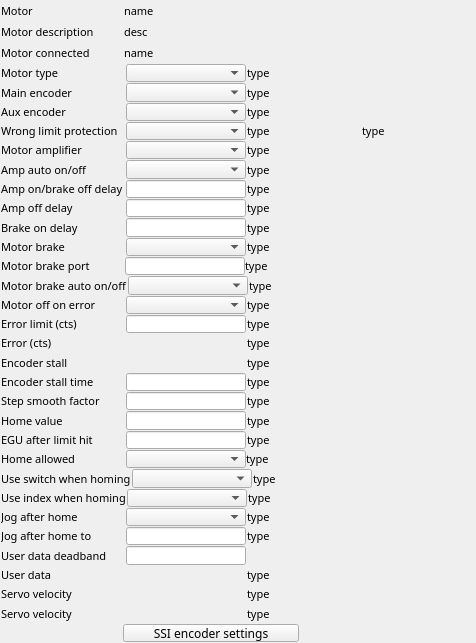
ISISComputingGroup/EPICS-galil, file GalilSup/op/ui/galil_motor_extras.ui: the form before one commit.
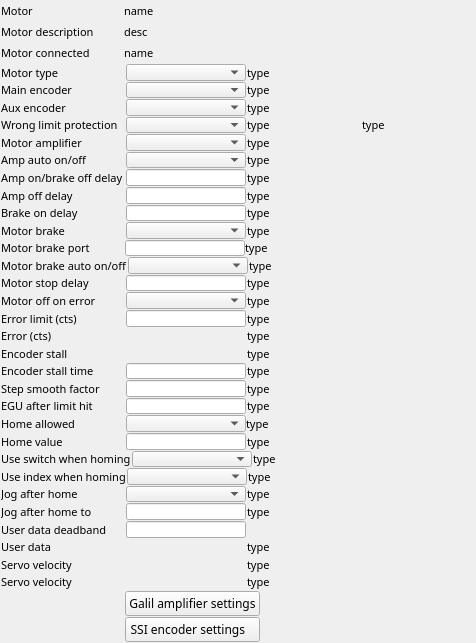
The form after the commit. Custom widgets are drawn as their Qt base class.

```diff
--- a/GalilSup/op/ui/galil_motor_extras.ui
+++ b/GalilSup/op/ui/galil_motor_extras.ui
@@ -19,7 +19,7 @@
   <property name="windowTitle">
    <string>EFrame</string>
   </property>
-  <layout class="QVBoxLayout" name="verticalLayout" stretch="1,1,1,1,1,1,1,1,1,1,1,1,1,1,1,1,1,1,1,1,1,1,1,1,1,1,1,1,1,1,1,1,1">
+  <layout class="QVBoxLayout" name="verticalLayout" stretch="2,2,2,2,2,2,2,2,2,2,2,2,2,2,2,2,2,2,2,2,2,2,2,2,2,2,2,2,2,2,2,2,2,3,3">
    <property name="spacing">
     <number>1</number>
    </property>
@@ -1321,6 +1321,94 @@
      </item>
     </layout>
    </item>
+   <item>
+    <layout class="QHBoxLayout" name="horizontalLayout_35">
+     <property name="spacing">
+      <number>1</number>
+     </property>
+     <item>
+      <widget class="QLabel" name="label_36">
+       <property name="sizePolicy">
+        <sizepolicy hsizetype="Fixed" vsizetype="Preferred">
+         <horstretch>0</horstretch>
+         <verstretch>0</verstretch>
+        </sizepolicy>
+       </property>
+       <property name="minimumSize">
+        <size>
+         <width>124</width>
+         <height>0</height>
+        </size>
+       </property>
+       <property name="font">
+        <font>
+         <family>Abyssinica SIL</family>
+         <pointsize>8</pointsize>
+        </font>
+       </property>
+       <property name="text">
+        <string>Motor stop delay</string>
+       </property>
+      </widget>
+     </item>
+     <item>
+      <widget class="QELineEdit" name="qelineedit_14">
+       <property name="sizePolicy">
+        <sizepolicy hsizetype="Fixed" vsizetype="Preferred">
+         <horstretch>0</horstretch>
+         <verstretch>0</verstretch>
+        </sizepolicy>
+       </property>
+       <property name="minimumSize">
+        <size>
+         <width>120</width>
+         <height>1</height>
+        </size>
+       </property>
+       <property name="font">
+        <font>
+         <family>Abyssinica SIL</family>
+         <pointsize>8</pointsize>
+        </font>
+       </property>
+       <property name="variable" stdset="0">
+        <string>$(DMC)$(M)_STOPDELAY_SP</string>
+       </property>
+       <property name="addUnits">
+        <bool>true</bool>
+       </property>
+      </widget>
+     </item>
+     <item>
+      <widget class="QELabel" name="qelabel_36">
+       <property name="sizePolicy">
+        <sizepolicy hsizetype="Preferred" vsizetype="Preferred">
+         <horstretch>0</horstretch>
+         <verstretch>0</verstretch>
+        </sizepolicy>
+       </property>
+       <property name="font">
+        <font>
+         <family>Abyssinica SIL</family>
+         <pointsize>8</pointsize>
+        </font>
+       </property>
+       <property name="layoutDirection">
+        <enum>Qt::LeftToRight</enum>
+       </property>
+       <property name="alignment">
+        <set>Qt::AlignLeading|Qt::AlignLeft|Qt::AlignVCenter</set>
+       </property>
+       <property name="variable" stdset="0">
+        <string>$(DMC)$(M)_STOPDELAY_MON</string>
+       </property>
+       <property name="text">
+        <string>type</string>
+       </property>
+      </widget>
+     </item>
+    </layout>
+   </item>
    <item>
     <layout class="QHBoxLayout" name="horizontalLayout_7">
      <property name="spacing">
@@ -1796,94 +1884,6 @@
      </item>
     </layout>
    </item>
-   <item>
-    <layout class="QHBoxLayout" name="horizontalLayout_30">
-     <property name="spacing">
-      <number>1</number>
-     </property>
-     <item>
-      <widget class="QLabel" name="label_32">
-       <property name="sizePolicy">
-        <sizepolicy hsizetype="Fixed" vsizetype="Preferred">
-         <horstretch>0</horstretch>
-         <verstretch>0</verstretch>
-        </sizepolicy>
-       </property>
-       <property name="minimumSize">
-        <size>
-         <width>124</width>
-         <height>0</height>
-        </size>
-       </property>
-       <property name="font">
-        <font>
-         <family>Abyssinica SIL</family>
-         <pointsize>8</pointsize>
-        </font>
-       </property>
-       <property name="text">
-        <string>Home value</string>
-       </property>
-      </widget>
-     </item>
-     <item>
-      <widget class="QELineEdit" name="qelineedit_13">
-       <property name="sizePolicy">
-        <sizepolicy hsizetype="Fixed" vsizetype="Preferred">
-         <horstretch>0</horstretch>
-         <verstretch>0</verstretch>
-        </sizepolicy>
-       </property>
-       <property name="minimumSize">
-        <size>
-         <width>120</width>
-         <height>1</height>
-        </size>
-       </property>
-       <property name="font">
-        <font>
-         <family>Abyssinica SIL</family>
-         <pointsize>8</pointsize>
-        </font>
-       </property>
-       <property name="variable" stdset="0">
-        <string>$(DMC)$(M)_HOMEVAL_SP</string>
-       </property>
-       <property name="addUnits">
-        <bool>true</bool>
-       </property>
-      </widget>
-     </item>
-     <item>
-      <widget class="QELabel" name="qelabel_32">
-       <property name="sizePolicy">
-        <sizepolicy hsizetype="Minimum" vsizetype="Preferred">
-         <horstretch>0</horstretch>
-         <verstretch>0</verstretch>
-        </sizepolicy>
-       </property>
-       <property name="font">
-        <font>
-         <family>Abyssinica SIL</family>
-         <pointsize>8</pointsize>
-        </font>
-       </property>
-       <property name="layoutDirection">
-        <enum>Qt::LeftToRight</enum>
-       </property>
-       <property name="alignment">
-        <set>Qt::AlignLeading|Qt::AlignLeft|Qt::AlignVCenter</set>
-       </property>
-       <property name="variable" stdset="0">
-        <string>$(DMC)$(M)_HOMEVAL_MON</string>
-       </property>
-       <property name="text">
-        <string>type</string>
-       </property>
-      </widget>
-     </item>
-    </layout>
-   </item>
    <item>
     <layout class="QHBoxLayout" name="horizontalLayout_23" stretch="1,1,1">
      <property name="spacing">
@@ -2057,6 +2057,94 @@
      </item>
     </layout>
    </item>
+   <item>
+    <layout class="QHBoxLayout" name="horizontalLayout_30">
+     <property name="spacing">
+      <number>1</number>
+     </property>
+     <item>
+      <widget class="QLabel" name="label_32">
+       <property name="sizePolicy">
+        <sizepolicy hsizetype="Fixed" vsizetype="Preferred">
+         <horstretch>0</horstretch>
+         <verstretch>0</verstretch>
+        </sizepolicy>
+       </property>
+       <property name="minimumSize">
+        <size>
+         <width>124</width>
+         <height>0</height>
+        </size>
+       </property>
+       <property name="font">
+        <font>
+         <family>Abyssinica SIL</family>
+         <pointsize>8</pointsize>
+        </font>
+       </property>
+       <property name="text">
+        <string>Home value</string>
+       </property>
+      </widget>
+     </item>
+     <item>
+      <widget class="QELineEdit" name="qelineedit_13">
+       <property name="sizePolicy">
+        <sizepolicy hsizetype="Fixed" vsizetype="Preferred">
+         <horstretch>0</horstretch>
+         <verstretch>0</verstretch>
+        </sizepolicy>
+       </property>
+       <property name="minimumSize">
+        <size>
+         <width>120</width>
+         <height>1</height>
+        </size>
+       </property>
+       <property name="font">
+        <font>
+         <family>Abyssinica SIL</family>
+         <pointsize>8</pointsize>
+        </font>
+       </property>
+       <property name="variable" stdset="0">
+        <string>$(DMC)$(M)_HOMEVAL_SP</string>
+       </property>
+       <property name="addUnits">
+        <bool>true</bool>
+       </property>
+      </widget>
+     </item>
+     <item>
+      <widget class="QELabel" name="qelabel_32">
+       <property name="sizePolicy">
+        <sizepolicy hsizetype="Minimum" vsizetype="Preferred">
+         <horstretch>0</horstretch>
+         <verstretch>0</verstretch>
+        </sizepolicy>
+       </property>
+       <property name="font">
+        <font>
+         <family>Abyssinica SIL</family>
+         <pointsize>8</pointsize>
+        </font>
+       </property>
+       <property name="layoutDirection">
+        <enum>Qt::LeftToRight</enum>
+       </property>
+       <property name="alignment">
+        <set>Qt::AlignLeading|Qt::AlignLeft|Qt::AlignVCenter</set>
+       </property>
+       <property name="variable" stdset="0">
+        <string>$(DMC)$(M)_HOMEVAL_MON</string>
+       </property>
+       <property name="text">
+        <string>type</string>
+       </property>
+      </widget>
+     </item>
+    </layout>
+   </item>
    <item>
     <layout class="QHBoxLayout" name="horizontalLayout_32">
      <property name="spacing">
@@ -2653,6 +2741,88 @@
      </item>
     </layout>
    </item>
+   <item>
+    <layout class="QHBoxLayout" name="horizontalLayout_36" stretch="0,0,0">
+     <property name="spacing">
+      <number>1</number>
+     </property>
+     <item>
+      <spacer name="horizontalSpacer_7">
+       <property name="orientation">
+        <enum>Qt::Horizontal</enum>
+       </property>
+       <property name="sizeType">
+        <enum>QSizePolicy::Fixed</enum>
+       </property>
+       <property name="sizeHint" stdset="0">
+        <size>
+         <width>124</width>
+         <height>5</height>
+        </size>
+       </property>
+      </spacer>
+     </item>
+     <item>
+      <widget class="QEPushButton" name="qepushbutton_8">
+       <property name="sizePolicy">
+        <sizepolicy hsizetype="Fixed" vsizetype="Preferred">
+         <horstretch>0</horstretch>
+         <verstretch>0</verstretch>
+        </sizepolicy>
+       </property>
+       <property name="minimumSize">
+        <size>
+         <width>0</width>
+         <height>1</height>
+        </size>
+       </property>
+       <property name="maximumSize">
+        <size>
+         <width>16777215</width>
+         <height>16777215</height>
+        </size>
+       </property>
+       <property name="font">
+        <font>
+         <family>Abyssinica SIL</family>
+         <pointsize>9</pointsize>
+        </font>
+       </property>
+       <property name="text">
+        <string>Galil amplifier settings</string>
+       </property>
+       <property name="variableAsToolTip">
+        <bool>false</bool>
+       </property>
+       <property name="guiFile" stdset="0">
+        <string>galil_motors_amp.ui</string>
+       </property>
+       <property name="creationOption" stdset="0">
+        <enum>QEPushButton::NewWindow</enum>
+       </property>
+       <property name="prioritySubstitutions">
+        <string/>
+       </property>
+      </widget>
+     </item>
+     <item>
+      <spacer name="horizontalSpacer_8">
+       <property name="orientation">
+        <enum>Qt::Horizontal</enum>
+       </property>
+       <property name="sizeType">
+        <enum>QSizePolicy::Expanding</enum>
+       </property>
+       <property name="sizeHint" stdset="0">
+        <size>
+         <width>40</width>
+         <height>5</height>
+        </size>
+       </property>
+      </spacer>
+     </item>
+    </layout>
+   </item>
    <item>
     <layout class="QHBoxLayout" name="horizontalLayout_29" stretch="1,1,1">
      <property name="spacing">
@@ -2668,7 +2838,7 @@
        </property>
        <property name="sizeHint" stdset="0">
         <size>
-         <width>122</width>
+         <width>124</width>
          <height>5</height>
         </size>
        </property>
@@ -2677,7 +2847,7 @@
      <item>
       <widget class="QEPushButton" name="qepushbutton_7">
        <property name="sizePolicy">
-        <sizepolicy hsizetype="Minimum" vsizetype="Preferred">
+        <sizepolicy hsizetype="Fixed" vsizetype="Preferred">
          <horstretch>0</horstretch>
          <verstretch>0</verstretch>
         </sizepolicy>
@@ -2690,7 +2860,7 @@
        </property>
        <property name="maximumSize">
         <size>
-         <width>16777215</width>
+         <width>135</width>
          <height>16777215</height>
         </size>
        </property>
@@ -2701,7 +2871,7 @@
         </font>
        </property>
        <property name="text">
-        <string>SSI encoder settings</string>
+        <string>SSI encoder settings   </string>
        </property>
        <property name="variableAsToolTip">
         <bool>false</bool>
```
